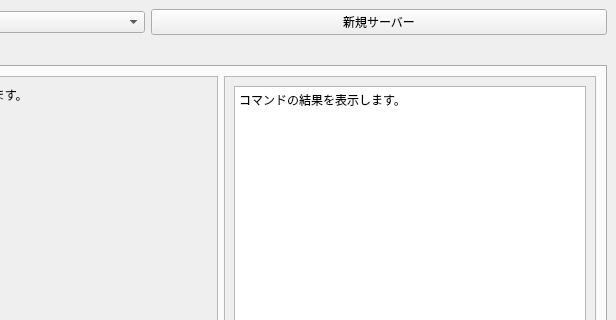
First picture: the form in mainwindow.ui, repository forestfamily4/mslauncher, before the edit; both pictures show x 321 to 937 and y 0 to 320 of the 937 by 692 pixel window.
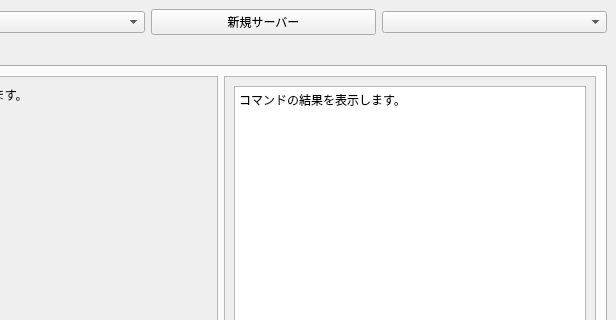
Second picture: the form after the edit. Icons and pictures are not drawn.

The edit to the form file:
```diff
--- a/mainwindow.ui
+++ b/mainwindow.ui
@@ -19,17 +19,7 @@
   </property>
   <widget class="QWidget" name="centralwidget">
    <layout class="QGridLayout" name="gridLayout">
-    <item row="0" column="0">
-     <widget class="QComboBox" name="comboBox_Servers"/>
-    </item>
-    <item row="0" column="1">
-     <widget class="QPushButton" name="NewServerButton">
-      <property name="text">
-       <string>新規サーバー</string>
-      </property>
-     </widget>
-    </item>
-    <item row="2" column="0" colspan="2">
+    <item row="2" column="0" colspan="4">
      <widget class="QTabWidget" name="tabWidget">
       <property name="currentIndex">
        <number>0</number>
@@ -260,6 +250,23 @@
       </widget>
      </widget>
     </item>
+    <item row="0" column="3">
+     <widget class="QComboBox" name="comboBox_lang">
+      <property name="currentText">
+       <string/>
+      </property>
+     </widget>
+    </item>
+    <item row="0" column="2">
+     <widget class="QPushButton" name="NewServerButton">
+      <property name="text">
+       <string>新規サーバー</string>
+      </property>
+     </widget>
+    </item>
+    <item row="0" column="0" colspan="2">
+     <widget class="QComboBox" name="comboBox_Servers"/>
+    </item>
    </layout>
   </widget>
   <widget class="QStatusBar" name="statusbar"/>
```
